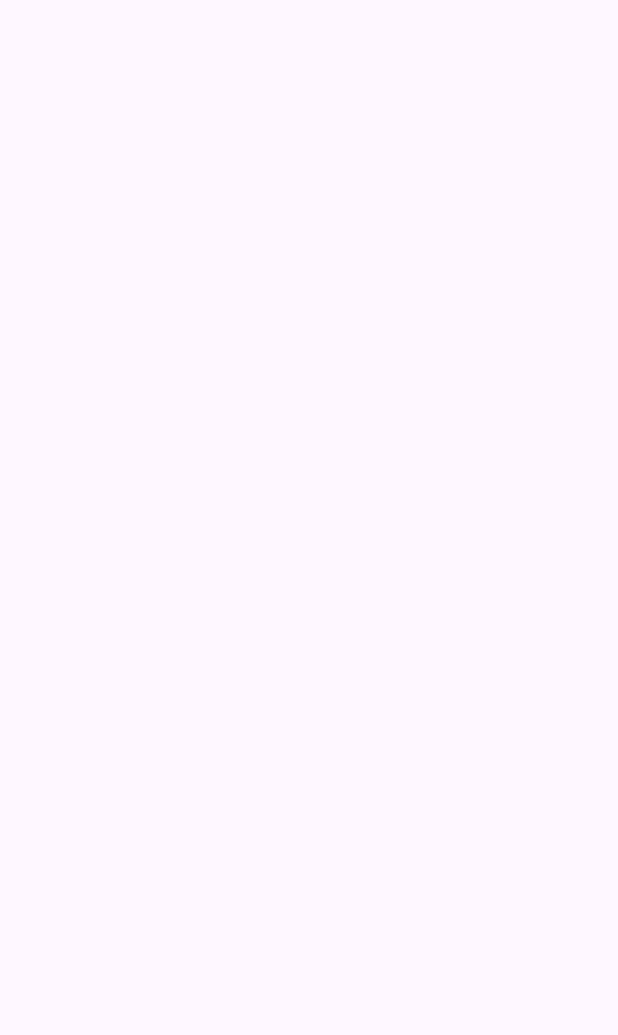
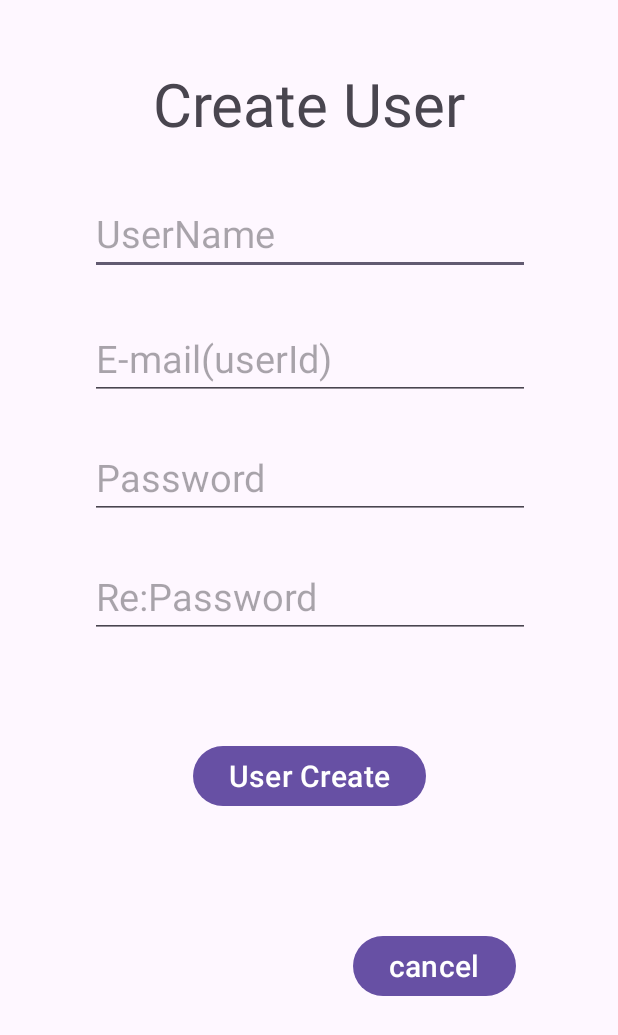
Before and after one commit to a-hiten/WhisperClient, an Android app: the CreateUserActivity screen opened directly, with no data from a screen before it, on a phone screen of 412 x 824 dp. Before the commit the part shown is empty. Shown: the top 1035 px of the screen. Run offline under Robolectric (Android 15) with nearby library versions, the phone set to English and light mode, and no system bars.

Commit message:
ユーザ作成画面のレイアウト配置した

```diff
--- a/app/src/main/res/layout/activity_create_user.xml
+++ b/app/src/main/res/layout/activity_create_user.xml
@@ -7,4 +7,102 @@
     android:layout_height="match_parent"
     tools:context=".CreateUserActivity">
 
+    <TextView
+        android:id="@+id/textView"
+        android:layout_width="wrap_content"
+        android:layout_height="wrap_content"
+        android:layout_marginStart="103dp"
+        android:layout_marginTop="42dp"
+        android:layout_marginEnd="103dp"
+        android:text="Create User"
+        android:textSize="40dp"
+        app:layout_constraintEnd_toEndOf="parent"
+        app:layout_constraintStart_toStartOf="parent"
+        app:layout_constraintTop_toTopOf="parent" />
+
+    <EditText
+        android:id="@+id/editTextText"
+        android:layout_width="wrap_content"
+        android:layout_height="wrap_content"
+        android:layout_marginStart="61dp"
+        android:layout_marginTop="32dp"
+        android:layout_marginEnd="60dp"
+        android:ems="10"
+        android:hint="UserName"
+        android:inputType="text"
+        android:textSize="25dp"
+        app:layout_constraintEnd_toEndOf="parent"
+        app:layout_constraintStart_toStartOf="parent"
+        app:layout_constraintTop_toBottomOf="@+id/textView" />
+
+    <EditText
+        android:id="@+id/editTextTextEmailAddress"
+        android:layout_width="wrap_content"
+        android:layout_height="wrap_content"
+        android:layout_marginStart="61dp"
+        android:layout_marginTop="28dp"
+        android:layout_marginEnd="60dp"
+        android:ems="10"
+        android:hint="E-mail(userId)"
+        android:inputType="textEmailAddress"
+        android:textSize="25dp"
+        app:layout_constraintEnd_toEndOf="parent"
+        app:layout_constraintStart_toStartOf="parent"
+        app:layout_constraintTop_toBottomOf="@+id/editTextText" />
+
+    <EditText
+        android:id="@+id/editTextTextPassword"
+        android:layout_width="wrap_content"
+        android:layout_height="wrap_content"
+        android:layout_marginStart="61dp"
+        android:layout_marginTop="24dp"
+        android:layout_marginEnd="60dp"
+        android:ems="10"
+        android:hint="Password"
+        android:inputType="textPassword"
+        android:textSize="25dp"
+        app:layout_constraintEnd_toEndOf="parent"
+        app:layout_constraintStart_toStartOf="parent"
+        app:layout_constraintTop_toBottomOf="@+id/editTextTextEmailAddress" />
+
+    <EditText
+        android:id="@+id/editTextTextPassword2"
+        android:layout_width="wrap_content"
+        android:layout_height="wrap_content"
+        android:layout_marginStart="61dp"
+        android:layout_marginTop="24dp"
+        android:layout_marginEnd="60dp"
+        android:ems="10"
+        android:hint="Re:Password"
+        android:inputType="textPassword"
+        android:textSize="25dp"
+        app:layout_constraintEnd_toEndOf="parent"
+        app:layout_constraintStart_toStartOf="parent"
+        app:layout_constraintTop_toBottomOf="@+id/editTextTextPassword" />
+
+    <Button
+        android:id="@+id/button"
+        android:layout_width="wrap_content"
+        android:layout_height="wrap_content"
+        android:layout_marginStart="129dp"
+        android:layout_marginTop="68dp"
+        android:layout_marginEnd="129dp"
+        android:text="User Create"
+        android:textSize="20dp"
+        app:layout_constraintEnd_toEndOf="parent"
+        app:layout_constraintStart_toStartOf="parent"
+        app:layout_constraintTop_toBottomOf="@+id/editTextTextPassword2" />
+
+    <Button
+        android:id="@+id/button2"
+        android:layout_width="wrap_content"
+        android:layout_height="wrap_content"
+        android:layout_marginStart="236dp"
+        android:layout_marginEnd="69dp"
+        android:layout_marginBottom="156dp"
+        android:text="cancel"
+        android:textSize="20dp"
+        app:layout_constraintBottom_toBottomOf="parent"
+        app:layout_constraintEnd_toEndOf="parent"
+        app:layout_constraintStart_toStartOf="parent" />
 </androidx.constraintlayout.widget.ConstraintLayout>
```
